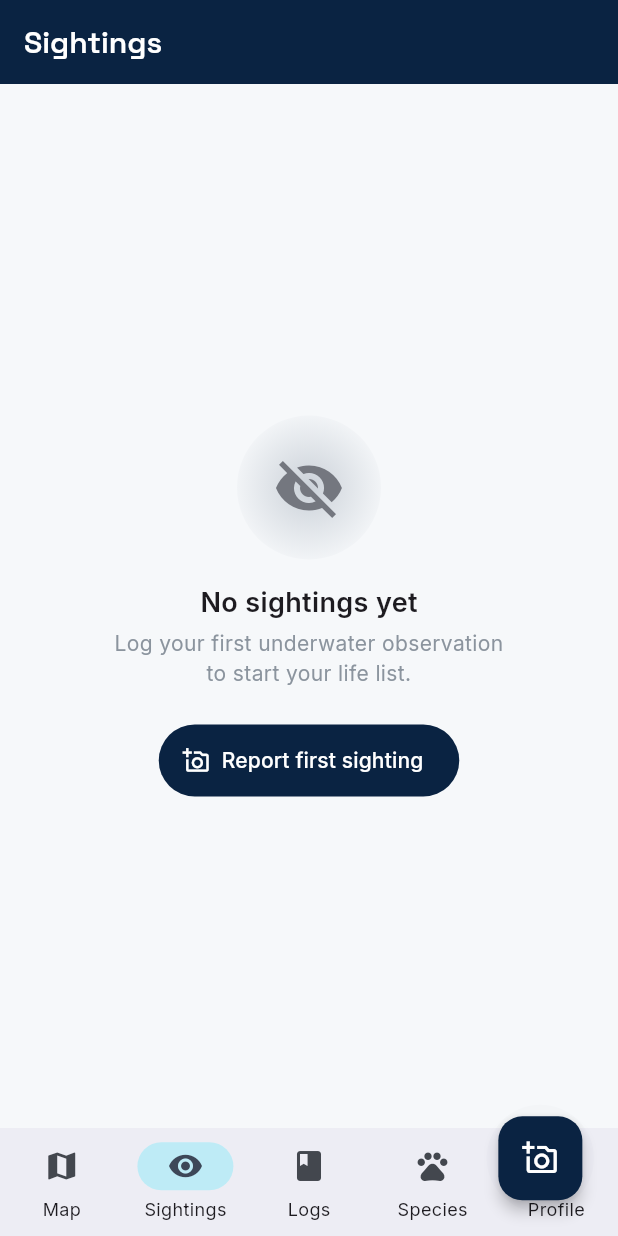
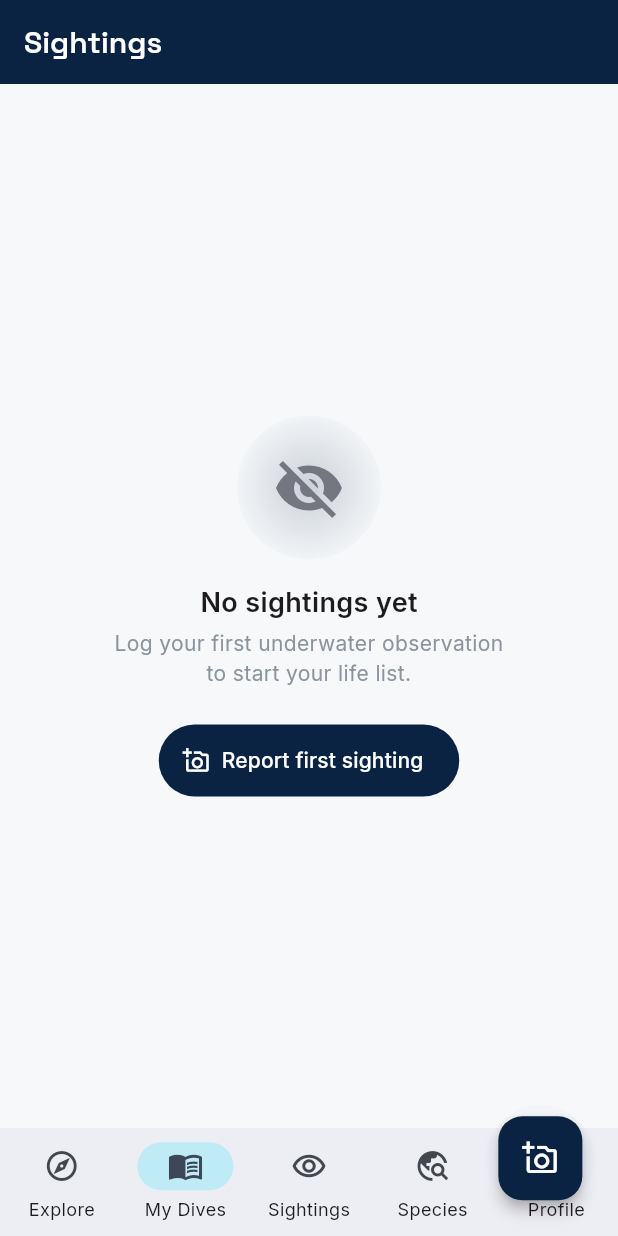
Before and after one commit to AlessandroFare/benthyo, a Flutter app: the SightingsFeedScreen screen opened by its route, on a phone screen of 412 x 824 dp. Run offline on Flutter 3.47's test engine with Material 3 defaults, Android fonts, the phone set to English and light mode, and no system bars; our stand-ins replace cached_network_image, connectivity_plus, file_picker, flutter_blue_plus, flutter_map, flutter_riverpod and 9 more; missing offline and left inert: flutter_map_tile_caching, tflite_flutter; accounts and stored records are empty; statements that could not run were skipped.

Commit message:
Sprint (mobile UX): sunlight high-contrast theme + clearer bottom nav
- app_theme.dart: add AppTheme.sunlight() — high-contrast, low-glare palette
  tuned for Mediterranean topside use (dark text on near-white, saturated
  navy fills, no bright cyan washout)
- profile_providers.dart: add AppThemeMode.sunlight + resolve helpers
- main.dart: apply sunlight theme by forcing theme + ThemeMode.light
- main_navigation.dart: clearer labels/icons (Explore, Sightings, +Log,
  Species, Profile) with Semantics tooltips; disambiguate Sightings vs Species

```diff
--- a/apps/mobile/lib/core/widgets/main_navigation.dart
+++ b/apps/mobile/lib/core/widgets/main_navigation.dart
@@ -15,9 +15,9 @@ class MainNavigationBar extends StatelessWidget {
           case 0:
             context.go('/map');
           case 1:
+            context.go('/dive-logs');
+          case 2:
             context.go('/sightings');
-          case 2:
-            context.go('/dive-logs');
           case 3:
             context.go('/species');
           case 4:
@@ -25,11 +25,39 @@ class MainNavigationBar extends StatelessWidget {
         }
       },
       destinations: const [
-        NavigationDestination(icon: Icon(Icons.map), label: 'Map'),
-        NavigationDestination(icon: Icon(Icons.visibility), label: 'Sightings'),
-        NavigationDestination(icon: Icon(Icons.book), label: 'Logs'),
-        NavigationDestination(icon: Icon(Icons.pets), label: 'Species'),
-        NavigationDestination(icon: Icon(Icons.person), label: 'Profile'),
+        NavigationDestination(
+          icon: Icon(Icons.explore_outlined),
+          selectedIcon: Icon(Icons.explore),
+          label: 'Explore',
+          tooltip: 'Explore dive sites on the map',
+        ),
+        NavigationDestination(
+          icon: Icon(Icons.menu_book_outlined),
+          selectedIcon: Icon(Icons.menu_book),
+          label: 'My Dives',
+          tooltip: 'Your dive logbook',
+        ),
+        // "Sightings" = the things you saw on dives; distinct from the
+        // "Species" catalogue. Eye icon = what I observed.
+        NavigationDestination(
+          icon: Icon(Icons.remove_red_eye_outlined),
+          selectedIcon: Icon(Icons.remove_red_eye),
+          label: 'Sightings',
+          tooltip: 'Marine life you have logged',
+        ),
+        // "Species" = the reference catalogue / life list.
+        NavigationDestination(
+          icon: Icon(Icons.travel_explore_outlined),
+          selectedIcon: Icon(Icons.travel_explore),
+          label: 'Species',
+          tooltip: 'Species catalogue and life list',
+        ),
+        NavigationDestination(
+          icon: Icon(Icons.person_outline),
+          selectedIcon: Icon(Icons.person),
+          label: 'Profile',
+          tooltip: 'Your profile and settings',
+        ),
       ],
     );
   }
--- a/apps/mobile/lib/main.dart
+++ b/apps/mobile/lib/main.dart
@@ -43,8 +43,12 @@ class OceanLogApp extends ConsumerWidget {
 
     final router = ref.watch(appRouterProvider);
     final themeMode = ref.watch(appThemeModeProvider);
+    final isSunlight = ref.watch(isSunlightThemeProvider);
 
-    final lightTheme = AppTheme.light().copyWith(
+    // When the user selects the sunlight high-contrast theme we feed the
+    // sunlight ThemeData into the light slot and pin themeMode to light.
+    final lightBase = isSunlight ? AppTheme.sunlight() : AppTheme.light();
+    final lightTheme = lightBase.copyWith(
       pageTransitionsTheme: const PageTransitionsTheme(
         builders: {
           TargetPlatform.iOS: FadeUpPageTransitionsBuilder(),
```
Also changed, not shown: apps/mobile/lib/core/theme/app_theme.dart (+106 -0 lines), apps/mobile/lib/features/profile/profile_providers.dart (+10 -1 lines).
